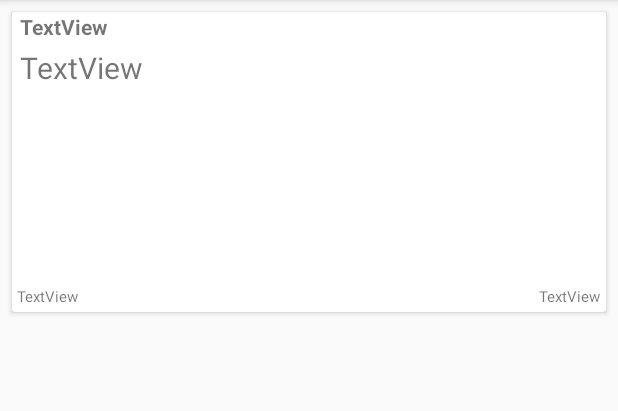
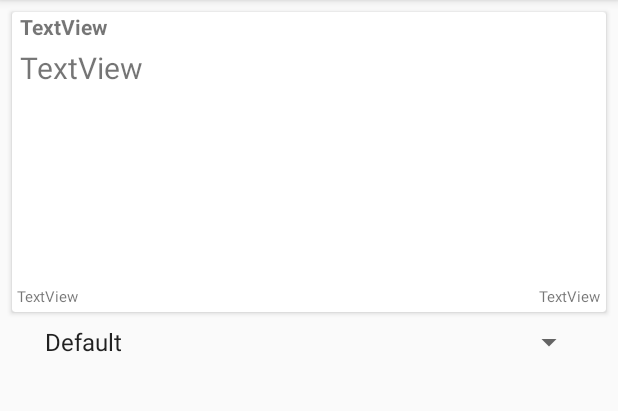
Before and after one commit to miguelrivera11/CS161-Emotion-Analyzer, an Android app: the fragment CommentFragment placed in its activity, on a phone screen of 412 x 824 dp, the part 84-495 px from its top. Run offline under Robolectric (Android 15) with nearby library versions, the phone set to English and light mode, and no system bars; our stand-ins replace Firebase (no records; nobody signed in at launch, a user with empty details on screens opened directly); libraries missing offline, so code that uses them is left out: com.github.mikephil.charting; 12 statements that could not run were skipped.

Commit message:
added emotion spinner

```diff
--- a/app/src/main/java/com/example/smart/emotionanalyzer/CommentFragment.java
+++ b/app/src/main/java/com/example/smart/emotionanalyzer/CommentFragment.java
@@ -7,8 +7,11 @@ import android.view.LayoutInflater;
 import android.view.View;
 import android.view.ViewGroup;
 
+import android.widget.AdapterView;
+import android.widget.ArrayAdapter;
 import android.widget.EditText;
 import android.widget.ExpandableListView;
+import android.widget.Spinner;
 import android.widget.TextView;
 
 
@@ -37,6 +40,7 @@ public class CommentFragment extends Fragment {
     ExpandableListView expandableListView;
     List<String> listDataHeader;
     HashMap<String, List<String>> listDataChild;
+    Spinner filterSpinner;
     private UserManager userManager;
     private TopicDatabaseManager topicDatabaseManager;
 
@@ -53,6 +57,27 @@ public class CommentFragment extends Fragment {
         comments = new ArrayList<>();
         View view = inflater.inflate(R.layout.fragment_comment, null);
         expandableListView = (ExpandableListView) view.findViewById(R.id.lvExp);
+        filterSpinner = (Spinner) view.findViewById(R.id.filterEmotionSpinner);
+
+        List<String> emotions = new ArrayList<>();
+        emotions.add("Default");
+        emotions.add("Happy");
+        emotions.add("Neutral");
+        emotions.add("Sad");
+        emotions.add("Angry");
+
+        ArrayAdapter<String> dataAdapter = new ArrayAdapter<String>(getActivity(), android.R.layout.simple_spinner_item, emotions);
+        dataAdapter.setDropDownViewResource(android.R.layout.simple_spinner_dropdown_item);
+        filterSpinner.setAdapter(dataAdapter);
+
+        filterSpinner.setOnItemClickListener(new AdapterView.OnItemClickListener() {
+            @Override
+            public void onItemClick(AdapterView<?> adapterView, View view, int i, long l) {
+                //TODO filter by emotions
+            }
+        });
+
+
 
         TopicDetail activity = (TopicDetail) getActivity();
         final Topic a = activity.getTopic();
--- a/app/src/main/java/com/example/smart/emotionanalyzer/ExpandableListAdapter.java
+++ b/app/src/main/java/com/example/smart/emotionanalyzer/ExpandableListAdapter.java
@@ -9,6 +9,7 @@ import android.view.LayoutInflater;
 import android.view.View;
 import android.view.ViewGroup;
 import android.widget.BaseExpandableListAdapter;
+import android.widget.ImageView;
 import android.widget.TextView;
 
 import com.google.firebase.auth.FirebaseAuth;
@@ -25,6 +26,7 @@ public class ExpandableListAdapter extends BaseExpandableListAdapter {
     private List<String> _listDataHeader; // header titles
     // child data in format of header title, child title
     private HashMap<String, List<String>> _listDataChild;
+    private UserManager userManager;
 
     public ExpandableListAdapter(Context context, List<String> listDataHeader,
                                  HashMap<String, List<String>> listChildData) {
@@ -111,7 +113,7 @@ public class ExpandableListAdapter extends BaseExpandableListAdapter {
     public View getGroupView(final int groupPosition, boolean isExpanded,
                              View convertView, ViewGroup parent) {
         FirebaseAuth mAuth = FirebaseAuth.getInstance();
-
+        userManager = new UserManager();
         final FirebaseUser user = mAuth.getCurrentUser();
         FirebaseDatabase database = FirebaseDatabase.getInstance();
         DatabaseReference topicsRef = database.getReference("Topics");
@@ -123,11 +125,13 @@ public class ExpandableListAdapter extends BaseExpandableListAdapter {
             convertView = infalInflater.inflate(R.layout.list_group, null);
         }
 
+        ImageView profile = (ImageView) convertView.findViewById(R.id.profileImageView);
         TextView lblListHeader = (TextView) convertView
                 .findViewById(R.id.lblListHeader);
         final TextView info = (TextView) convertView.findViewById(R.id.infoTextView);
         lblListHeader.setTypeface(null, Typeface.BOLD);
         lblListHeader.setText(headerTitle);
+        //userManager.displayProfilePicture(profile, null);
         topicsRef.addListenerForSingleValueEvent(new ValueEventListener() {
             @Override
             public void onDataChange(DataSnapshot dataSnapshot){
--- a/app/src/main/res/layout/fragment_comment.xml
+++ b/app/src/main/res/layout/fragment_comment.xml
@@ -15,8 +15,9 @@
         android:layout_marginStart="8dp"
         android:layout_marginTop="8dp"
         app:layout_constraintEnd_toEndOf="parent"
+        app:layout_constraintHorizontal_bias="0.0"
         app:layout_constraintStart_toStartOf="parent"
-        app:layout_constraintTop_toTopOf="parent" />
+        app:layout_constraintTop_toBottomOf="@+id/filterEmotionSpinner" />
 
     <EditText
         android:id="@+id/editTextComment"
@@ -38,4 +39,15 @@
         app:layout_constraintStart_toStartOf="parent"
         app:layout_constraintTop_toBottomOf="@+id/lvExp"
         app:layout_constraintVertical_bias="1.0" />
+
+    <Spinner
+        android:id="@+id/filterEmotionSpinner"
+        android:layout_width="368dp"
+        android:layout_height="wrap_content"
+        android:layout_marginEnd="8dp"
+        android:layout_marginStart="8dp"
+        android:layout_marginTop="8dp"
+        app:layout_constraintEnd_toEndOf="parent"
+        app:layout_constraintStart_toStartOf="parent"
+        app:layout_constraintTop_toTopOf="parent" />
 </android.support.constraint.ConstraintLayout>
```
Also changed, not shown: app/src/main/java/com/example/smart/emotionanalyzer/UserManager.java (+5 -2 lines), app/src/main/res/layout/list_group.xml (+8 -0 lines).
